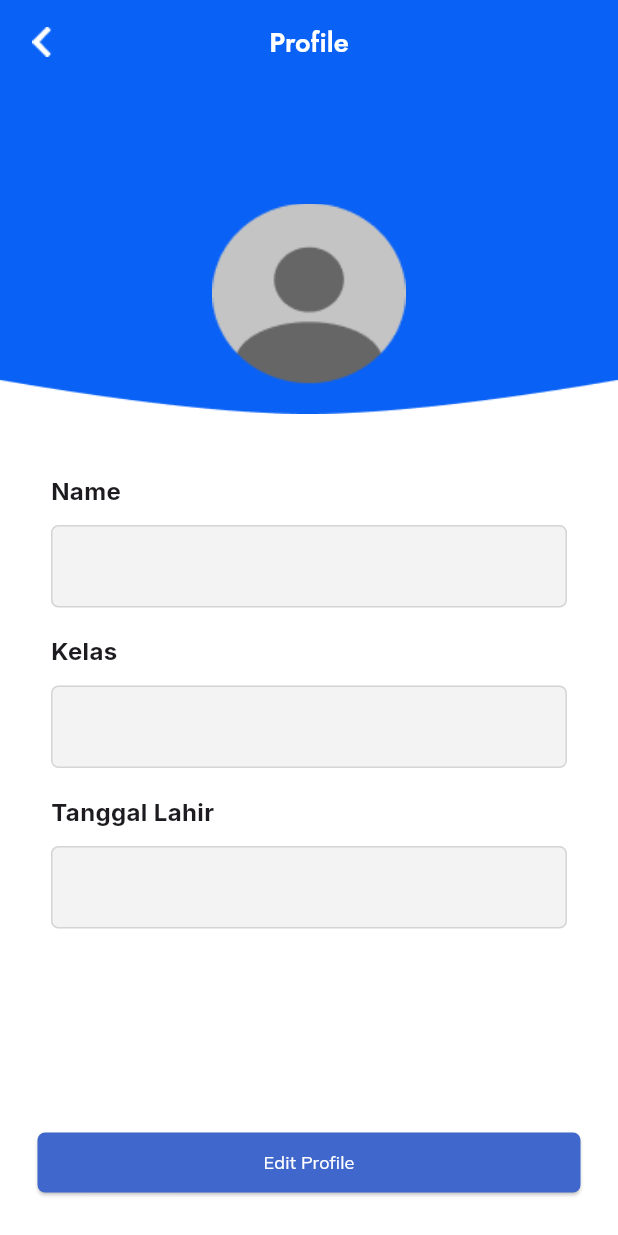
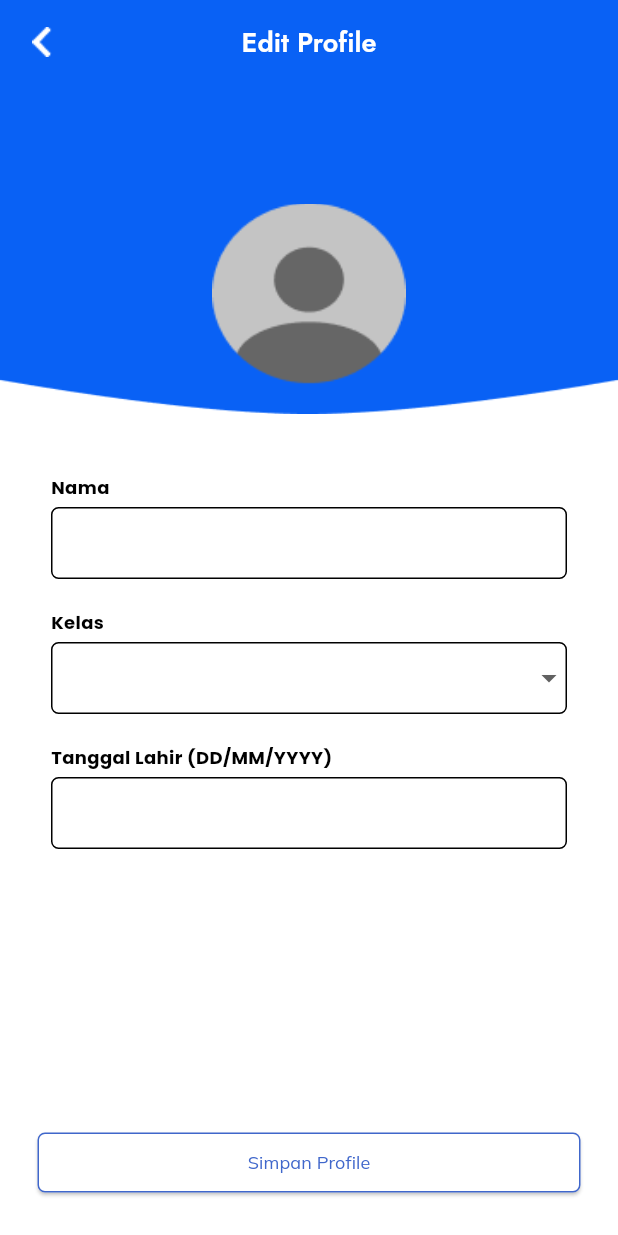
Before and after one commit to Orya228/TubesPPBedu, a Flutter app: the LiatProfile screen opened directly, after a tap on "Edit Profile", on a phone screen of 412 x 824 dp. Run offline on Flutter 3.47's test engine with Material 3 defaults, Android fonts, the phone set to English and light mode, and no system bars; our stand-ins replace bloc, cloud_firestore, firebase_auth, firebase_core, flutter_bloc, google_fonts and 2 more; missing offline and left inert: syncfusion_flutter_pdfviewer; accounts and stored records are empty.

Commit message:
Edit Profile

```diff
--- a/e_learning/lib/styles/colors.dart
+++ b/e_learning/lib/styles/colors.dart
@@ -1,6 +1,7 @@
 import 'package:flutter/material.dart';
 
 const Color kPutih = Color(0xFFFFFFFF);
+const Color kPutihGelap = Color(0xFFC7C9D9);
 const Color kBgGray = Color(0xFFe5e5e5);
 const Color kBiru = Color(0xFF4067CB);
 const Color kBiruMuda = Color(0xFF0961F5);
--- a/e_learning/lib/ui/login/fill_data.dart
+++ b/e_learning/lib/ui/login/fill_data.dart
@@ -17,7 +17,6 @@ class _Filldatascreen extends State<Filldatascreen> {
   final TextEditingController namaController = TextEditingController();
   final TextEditingController kelasController = TextEditingController();
   final TextEditingController tanggalController = TextEditingController();
-  String? _gender;
   String? _kelas;
   final FirebaseFirestore _firestore = FirebaseFirestore.instance;
   final User? user = FirebaseAuth.instance.currentUser;
@@ -30,11 +29,16 @@ class _Filldatascreen extends State<Filldatascreen> {
         child: ListView(
           padding: const EdgeInsets.only(top: 100),
           children: [
+            Text(
+              "Personal Data",
+              style: kTitle2.copyWith(color: kHitam),
+            ),
+            Text(
+              "Fill in your personal data to start the journey",
+              style: kSubtitle1.copyWith(color: kPutihGelap),
+            ),
             Center(
-              child: Text(
-                "Isi Data Diri",
-                style: kHeading5.copyWith(color: kHitam),
-              ),
+              child: Image.asset('assets/icons/image1.png'),
             ),
             const SizedBox(
               height: 65,
@@ -62,43 +66,6 @@ class _Filldatascreen extends State<Filldatascreen> {
                     validator: (value) {
                       if (value == null || value.isEmpty) {
                         return 'Nama tidak boleh kosong';
-                      }
-                      return null;
-                    },
-                  ),
-                  const SizedBox(height: 20),
-                  Text("Gender", style: kHeading6.copyWith(color: kHitam)),
-                  const SizedBox(height: 5),
-                  DropdownButtonFormField<String>(
-                    decoration: InputDecoration(
-                      enabledBorder: OutlineInputBorder(
-                        borderSide: BorderSide(color: kHitam),
-                        borderRadius: BorderRadius.circular(5),
-                      ),
-                      focusedBorder: OutlineInputBorder(
-                        borderSide: BorderSide(color: kHitam),
-                        borderRadius: BorderRadius.circular(5),
-                      ),
-                      contentPadding: EdgeInsets.all(12),
-                    ),
-                    value: _gender,
-                    items: ['Laki-laki', 'Perempuan']
-                        .map((label) => DropdownMenuItem(
-                              child: Text(
-                                label,
-                                style: kHeading6.copyWith(color: kHitam),
-                              ),
-                              value: label,
-                            ))
-                        .toList(),
-                    onChanged: (value) {
-                      setState(() {
-                        _gender = value;
-                      });
-                    },
-                    validator: (value) {
-                      if (value == null) {
-                        return 'Pilih gender';
                       }
                       return null;
                     },
@@ -186,8 +153,6 @@ class _Filldatascreen extends State<Filldatascreen> {
                               'userID': user?.uid,
                               'nama': namaController.text,
                               'email': user?.email,
-                              'gender': _gender,
-                              // 'kelas': _kelas,
                               'kelas': int.parse(_kelas!),
                               'tanggal_lahir': tanggalController.text,
                               'timestamp': FieldValue.serverTimestamp(),
--- /dev/null
+++ b/e_learning/lib/ui/pages/profile/edit_profile.dart
@@ -0,0 +1,240 @@
+import 'package:cloud_firestore/cloud_firestore.dart';
+import 'package:e_learning/styles/colors.dart';
+import 'package:e_learning/styles/text_style.dart';
+import 'package:e_learning/ui/pages/home_screen.dart';
+
+import 'package:firebase_auth/firebase_auth.dart';
+import 'package:flutter/material.dart';
+
+class EditProfile extends StatefulWidget {
+  const EditProfile({super.key});
+
+  @override
+  State<EditProfile> createState() => _EditProfile();
+}
+
+class _EditProfile extends State<EditProfile> {
+  final user = FirebaseAuth.instance.currentUser?.uid;
+  final FirebaseFirestore _firestore = FirebaseFirestore.instance;
+
+  final TextEditingController _namaController = TextEditingController();
+  String? _kelasController;
+  final TextEditingController _tanggalLahirController = TextEditingController();
+
+  @override
+  void initState() {
+    super.initState();
+    if (user != null) {
+      getUserData();
+    }
+  }
+
+  Future<void> getUserData() async {
+    DocumentSnapshot userDoc =
+        await _firestore.collection('datadiri').doc(user).get();
+    Map<String, dynamic> data = userDoc.data() as Map<String, dynamic>;
+    _namaController.text = data['nama'];
+    _kelasController = data['kelas'].toString();
+    _tanggalLahirController.text = data['tanggal_lahir'];
+    setState(() {});
+  }
+
+  Future<void> _saveUserData() async {
+    await _firestore.collection('datadiri').doc(user).update({
+      'nama': _namaController.text,
+      'kelas': int.parse(_kelasController!),
+      'tanggal_lahir': _tanggalLahirController.text,
+    });
+
+    ScaffoldMessenger.of(context).showSnackBar(
+      SnackBar(content: Text('Data berhasil Diubah')),
+    );
+
+    Navigator.pushAndRemoveUntil(
+      context,
+      MaterialPageRoute(builder: (context) => HomeScreen()),
+      (route) => false,
+    );
+  }
+
+  @override
+  Widget build(BuildContext context) {
+    return Scaffold(
+      resizeToAvoidBottomInset: false,
+      appBar: AppBar(
+        title: Text(
+          "Edit Profile",
+          style: kTitle2.copyWith(color: kPutih),
+        ),
+        centerTitle: true,
+        backgroundColor: kBiruTua,
+        leading: GestureDetector(
+          child: Image.asset(
+            'assets/icons/backbutton.png',
+            color: kPutih,
+          ),
+          onTap: () {
+            Navigator.pop(context);
+          },
+        ),
+      ),
+      body: Column(
+        children: [
+          Stack(
+            children: [
+              Container(
+                width: double.infinity,
+                height: 220,
+                decoration: const BoxDecoration(
+                  image: DecorationImage(
+                    image: AssetImage('assets/icons/backgrund1.png'),
+                    fit: BoxFit.fill,
+                  ),
+                ),
+              ),
+              Positioned(
+                child: Container(
+                  width: double.infinity,
+                  padding: const EdgeInsets.only(left: 9, right: 9, top: 80),
+                  child: Column(
+                    children: [
+                      Image.asset(
+                        'assets/icons/avatar.png',
+                        width: 129,
+                        height: 120,
+                        fit: BoxFit.cover,
+                      ),
+                      const SizedBox(
+                        height: 60,
+                      ),
+                      Container(
+                        width: double.infinity,
+                        padding: const EdgeInsets.symmetric(horizontal: 25),
+                        child: Column(
+                          crossAxisAlignment: CrossAxisAlignment.start,
+                          children: [
+                            Text("Nama",
+                                style: kHeading6.copyWith(color: kHitam)),
+                            const SizedBox(height: 5),
+                            TextFormField(
+                              decoration: InputDecoration(
+                                enabledBorder: OutlineInputBorder(
+                                  borderSide: BorderSide(color: kHitam),
+                                  borderRadius: BorderRadius.circular(5),
+                                ),
+                                focusedBorder: OutlineInputBorder(
+                                  borderSide: BorderSide(color: kHitam),
+                                  borderRadius: BorderRadius.circular(5),
+                                ),
+                                contentPadding: EdgeInsets.all(12),
+                              ),
+                              controller: _namaController,
+                              validator: (value) {
+                                if (value == null || value.isEmpty) {
+                                  return 'Nama tidak boleh kosong';
+                                }
+                                return null;
+                              },
+                            ),
+                            const SizedBox(height: 20),
+                            Text("Kelas",
+                                style: kHeading6.copyWith(color: kHitam)),
+                            const SizedBox(height: 5),
+                            DropdownButtonFormField<String>(
+                              decoration: InputDecoration(
+                                enabledBorder: OutlineInputBorder(
+                                  borderSide: BorderSide(color: kHitam),
+                                  borderRadius: BorderRadius.circular(5),
+                                ),
+                                focusedBorder: OutlineInputBorder(
+                                  borderSide: BorderSide(color: kHitam),
+                                  borderRadius: BorderRadius.circular(5),
+                                ),
+                                contentPadding: EdgeInsets.all(12),
+                              ),
+                              value: _kelasController,
+                              items: ['1', '2', '3', '4', '5', '6']
+                                  .map((label) => DropdownMenuItem(
+                                        child: Text(
+                                          label,
+                                          style:
+                                              kHeading6.copyWith(color: kHitam),
+                                        ),
+                                        value: label,
+                                      ))
+                                  .toList(),
+                              onChanged: (value) {
+                                setState(() {
+                                  _kelasController = value!;
+                                });
+                              },
+                              validator: (value) {
+                                if (value == null) {
+                                  return 'Pilih Kelas';
+                                }
+                                return null;
+                              },
+                            ),
+                            const SizedBox(height: 20),
+                            Text("Tanggal Lahir (DD/MM/YYYY)",
+                                style: kHeading6.copyWith(color: kHitam)),
+                            const SizedBox(height: 5),
+                            TextFormField(
+                              decoration: InputDecoration(
+                                enabledBorder: OutlineInputBorder(
+                                  borderSide: BorderSide(color: kHitam),
+                                  borderRadius: BorderRadius.circular(5),
+                                ),
+                                focusedBorder: OutlineInputBorder(
+                                  borderSide: BorderSide(color: kHitam),
+                                  borderRadius: BorderRadius.circular(5),
+                                ),
+                                contentPadding: EdgeInsets.all(12),
+                              ),
+                              controller: _tanggalLahirController,
+                              keyboardType: TextInputType.datetime,
+                              validator: (value) {
+                                if (value == null || value.isEmpty) {
+                                  return 'Tanggal lahir tidak boleh kosong';
+                                } else if (!RegExp(
+                                        r'^([0-2][0-9]|(3)[0-1])\/((0)[0-9]|(1)[0-2])\/((19|20)\d\d)$')
+                                    .hasMatch(value)) {
+                                  return 'Masukkan tanggal lahir yang valid (DD/MM/YYYY)';
+                                }
+                                return null;
+                              },
+                            ),
+                          ],
+                        ),
+                      ),
+                    ],
+                  ),
+                ),
+              ),
+            ],
+          ),
+          Expanded(child: Container()),
+          Container(
+            width: double.infinity,
+            padding: const EdgeInsets.all(25.0),
+            child: ElevatedButton(
+              style: ElevatedButton.styleFrom(
+                backgroundColor: kPutih,
+                shape: RoundedRectangleBorder(
+                    borderRadius: BorderRadius.circular(5),
+                    side: BorderSide(color: kBiru)),
+              ),
+              onPressed: _saveUserData,
+              child: Text(
+                'Simpan Profile',
+                style: kButton1.copyWith(color: kBiru),
+              ),
+            ),
+          ),
+        ],
+        // );
+        // },
+      ),
+    );
+  }
+}
--- a/e_learning/lib/ui/pages/profile/liat_profile.dart
+++ b/e_learning/lib/ui/pages/profile/liat_profile.dart
@@ -1,6 +1,7 @@
 import 'package:cloud_firestore/cloud_firestore.dart';
 import 'package:e_learning/styles/colors.dart';
 import 'package:e_learning/styles/text_style.dart';
+import 'package:e_learning/ui/pages/profile/edit_profile.dart';
 
 import 'package:firebase_auth/firebase_auth.dart';
 import 'package:flutter/material.dart';
@@ -114,7 +115,14 @@ class _LiatProfile extends State<LiatProfile> {
                       borderRadius: BorderRadius.circular(5),
                     ),
                   ),
-                  onPressed: () {},
+                  onPressed: () {
+                    Navigator.push(
+                      context,
+                      MaterialPageRoute(
+                        builder: (context) => EditProfile(),
+                      ),
+                    );
+                  },
                   child: Text(
                     'Edit Profile',
                     style: kButton1.copyWith(color: kPutih),
```
Also changed, not shown: e_learning/assets/icons/image1.png (added).
